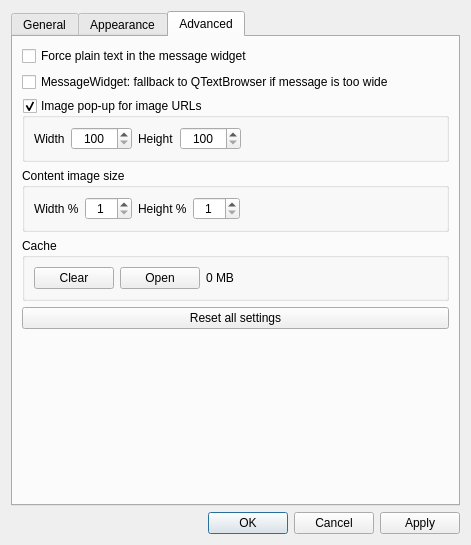
Above: src/settingsdialog.ui from seird/gotify-tray-cpp before the change. Below: the same form after it.
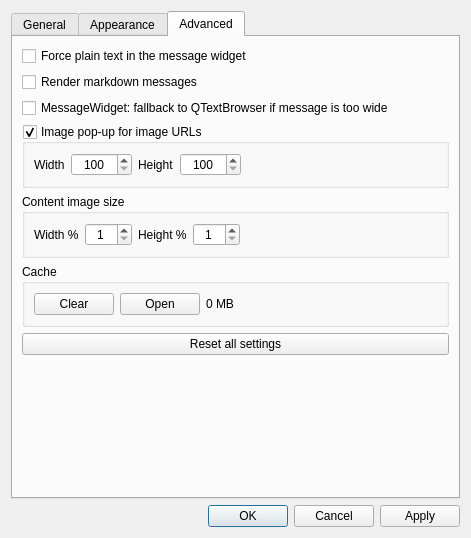
That is the form after the change. The open tabs and pages were chosen to show the change. Icons and pictures are not drawn. Custom widgets are drawn as their Qt base class.

Commit message: add renderMarkdown option

Patch:
```diff
--- a/src/settingsdialog.ui
+++ b/src/settingsdialog.ui
@@ -7,7 +7,7 @@
     <x>0</x>
     <y>0</y>
     <width>471</width>
-    <height>545</height>
+    <height>538</height>
    </rect>
   </property>
   <property name="windowTitle">
@@ -756,6 +756,13 @@
          </property>
         </widget>
        </item>
+       <item>
+        <widget class="QCheckBox" name="cb_markdown">
+         <property name="text">
+          <string>Render markdown messages</string>
+         </property>
+        </widget>
+       </item>
        <item>
         <widget class="QCheckBox" name="cb_message_fallback">
          <property name="toolTip">
```
Left out of the diff: 1 changed line with no effect on the pictures. The commit also changes 4 other files.
